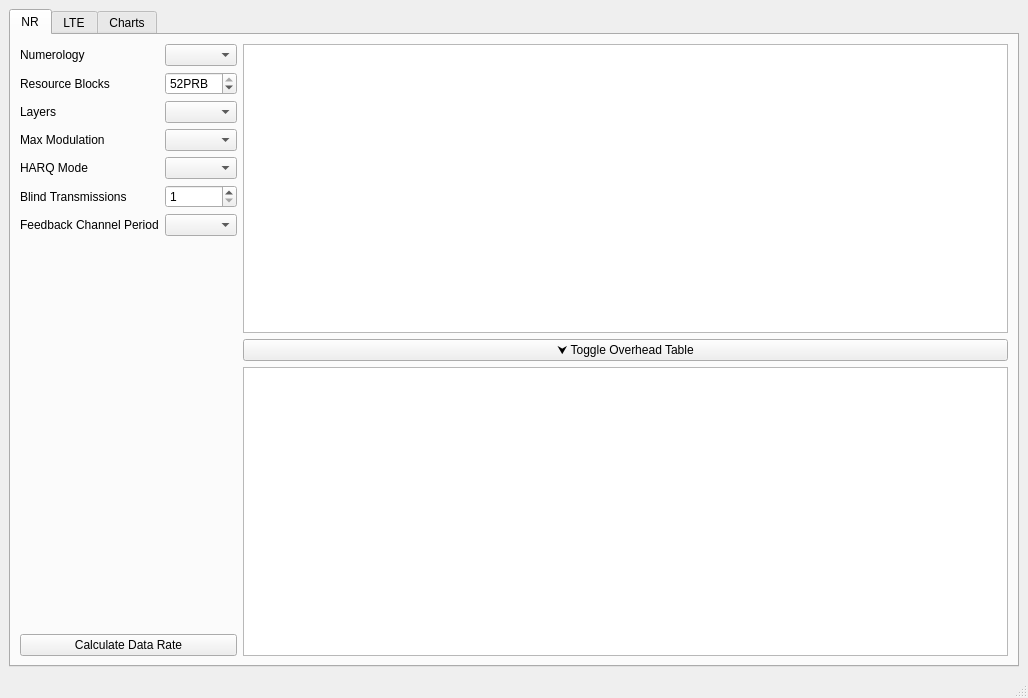
Qt form main-window.ui (usnistgov/5G-NR-LTE-Sidelink-Capacity-Estimator) before a commit.
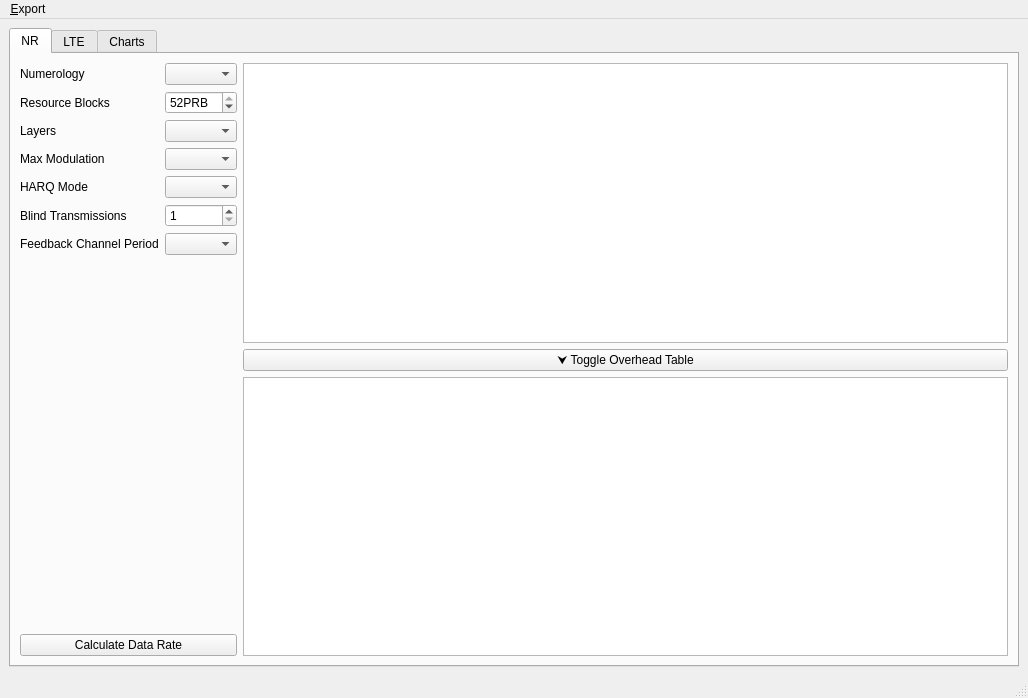
The same form after that commit. Custom widgets are drawn as their Qt base class.

Commit message: Add CSV Export

```diff
--- a/main-window.ui
+++ b/main-window.ui
@@ -385,6 +385,13 @@
      <height>26</height>
     </rect>
    </property>
+   <widget class="QMenu" name="menuExport">
+    <property name="title">
+     <string>&amp;Export</string>
+    </property>
+    <addaction name="action_CSV"/>
+   </widget>
+   <addaction name="menuExport"/>
   </widget>
   <widget class="QStatusBar" name="statusbar"/>
  </widget>
```
Left out of the diff: 5 changed lines with no effect on the pictures. The commit also changes 6 other files.
